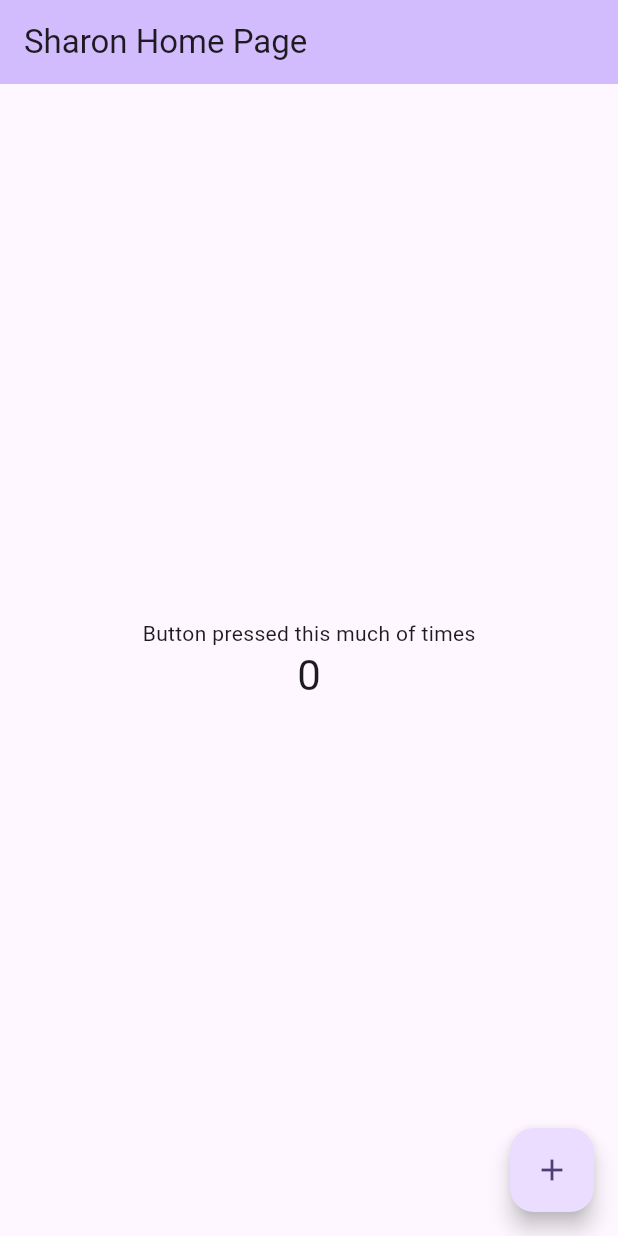
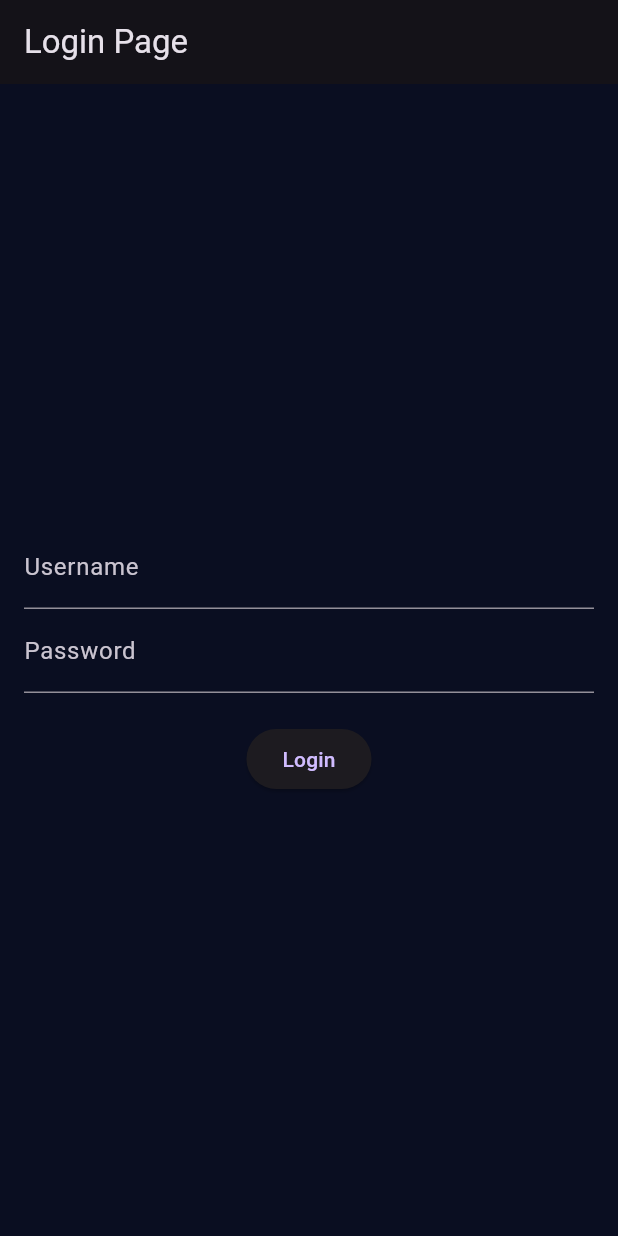
Before and after one commit to Paul-sharon/Funds-Genie, a Flutter app: the screen it shows after launch, on a phone screen of 412 x 824 dp. Run offline on Flutter 3.47's test engine with Material 3 defaults, Android fonts, the phone set to English and light mode, and no system bars.

Commit message:
login
login setup done

```diff
--- a/lib/main.dart
+++ b/lib/main.dart
@@ -1,67 +1,17 @@
 import 'package:flutter/material.dart';
-void main() {
-  runApp(const MyApp());
-}
-class MyApp extends StatelessWidget {
-  const MyApp({super.key});
+import 'screens/loginpage.dart'; // Corrected import path for LoginPage
+
+void main() => runApp(MutualFundApp());
+
+class MutualFundApp extends StatelessWidget {
   @override
   Widget build(BuildContext context) {
     return MaterialApp(
-      title: 'Flutter Demo',
-      theme: ThemeData(
-        colorScheme: ColorScheme.fromSeed(seedColor: Colors.deepPurple),
-        useMaterial3: true,
+      theme: ThemeData.dark().copyWith(
+        primaryColor: Color(0xFF0A0E21),
+        scaffoldBackgroundColor: Color(0xFF0A0E21),
       ),
-      home: const MyHomePage(title: 'Sharon Home Page'),
+      home: LoginPage(), // Set LoginPage as the home
     );
   }
 }
-class MyHomePage extends StatefulWidget {
-  const MyHomePage({super.key, required this.title});
-
-  final String title;
-
-  @override
-  State<MyHomePage> createState() => _MyHomePageState();
-}
-
-class _MyHomePageState extends State<MyHomePage> {
-  int _counter = 0;
-
-  void _incrementCounter() {
-    setState(() {
-      _counter++;
-    });
-  }
-
-  @override
-  Widget build(BuildContext context) {
-    return Scaffold(
-      appBar: AppBar(
-        backgroundColor: Theme.of(context).colorScheme.inversePrimary,
-        title: Text(widget.title),
-      ),
-      body: Center(
-        // Center is a layout widget. It takes a single child and positions it
-        // in the middle of the parent.
-        child: Column(
-          mainAxisAlignment: MainAxisAlignment.center,
-          children: <Widget>[
-            const Text(
-              'Button pressed this much of times',
-            ),
-            Text(
-              '$_counter',
-              style: Theme.of(context).textTheme.headlineMedium,
-            ),
-          ],
-        ),
-      ),
-      floatingActionButton: FloatingActionButton(
-        onPressed: _incrementCounter,
-        tooltip: 'Increment',
-        child: const Icon(Icons.add),
-      ), // This trailing comma makes auto-formatting nicer for build methods.
-    );
-  }
-}
--- /dev/null
+++ b/lib/screens/loginpage.dart
@@ -0,0 +1,76 @@
+import 'package:flutter/material.dart';
+
+class LoginPage extends StatefulWidget {
+  @override
+  _LoginPageState createState() => _LoginPageState();
+}
+
+class _LoginPageState extends State<LoginPage> {
+  final _formKey = GlobalKey<FormState>();
+  final TextEditingController _usernameController = TextEditingController();
+  final TextEditingController _passwordController = TextEditingController();
+
+  void _login() {
+    if (_formKey.currentState!.validate()) {
+      String username = _usernameController.text;
+      String password = _passwordController.text;
+
+      // Dummy check
+      if (username == 'user' && password == 'password') {
+        ScaffoldMessenger.of(context).showSnackBar(
+          SnackBar(content: Text('Login Successful')),
+        );
+      } else {
+        ScaffoldMessenger.of(context).showSnackBar(
+          SnackBar(content: Text('Invalid Credentials')),
+        );
+      }
+    }
+  }
+
+  @override
+  Widget build(BuildContext context) {
+    return Scaffold(
+      appBar: AppBar(
+        title: Text('Login Page'),
+      ),
+      body: Padding(
+        padding: const EdgeInsets.all(16.0),
+        child: Form(
+          key: _formKey,
+          child: Column(
+            mainAxisAlignment: MainAxisAlignment.center,
+            children: [
+              TextFormField(
+                controller: _usernameController,
+                decoration: InputDecoration(labelText: 'Username'),
+                validator: (value) {
+                  if (value == null || value.isEmpty) {
+                    return 'Please enter your username';
+                  }
+                  return null;
+                },
+              ),
+              TextFormField(
+                controller: _passwordController,
+                decoration: InputDecoration(labelText: 'Password'),
+                obscureText: true,
+                validator: (value) {
+                  if (value == null || value.isEmpty) {
+                    return 'Please enter your password';
+                  }
+                  return null;
+                },
+              ),
+              SizedBox(height: 20),
+              ElevatedButton(
+                onPressed: _login,
+                child: Text('Login'),
+              ),
+            ],
+          ),
+        ),
+      ),
+    );
+  }
+}
```
Also changed, not shown: 1 other file.
